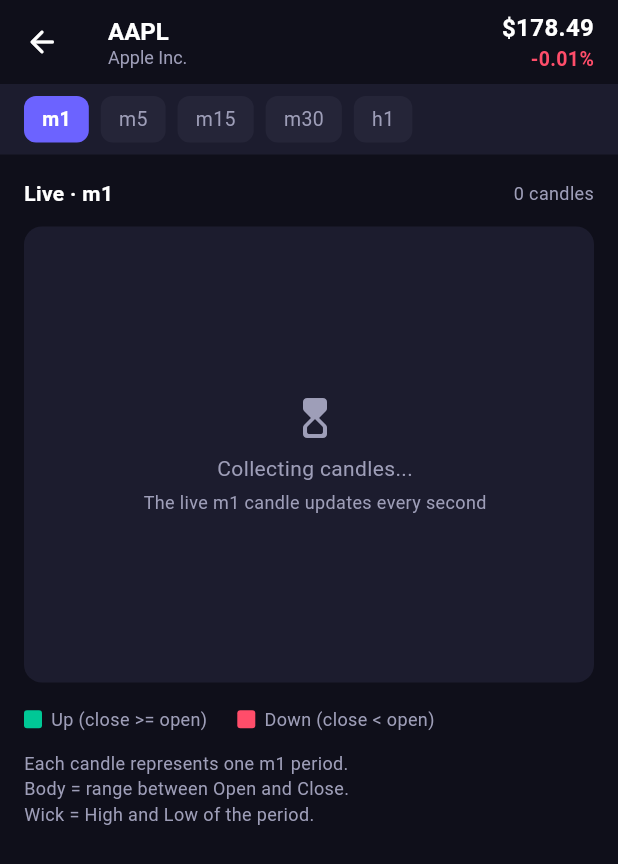
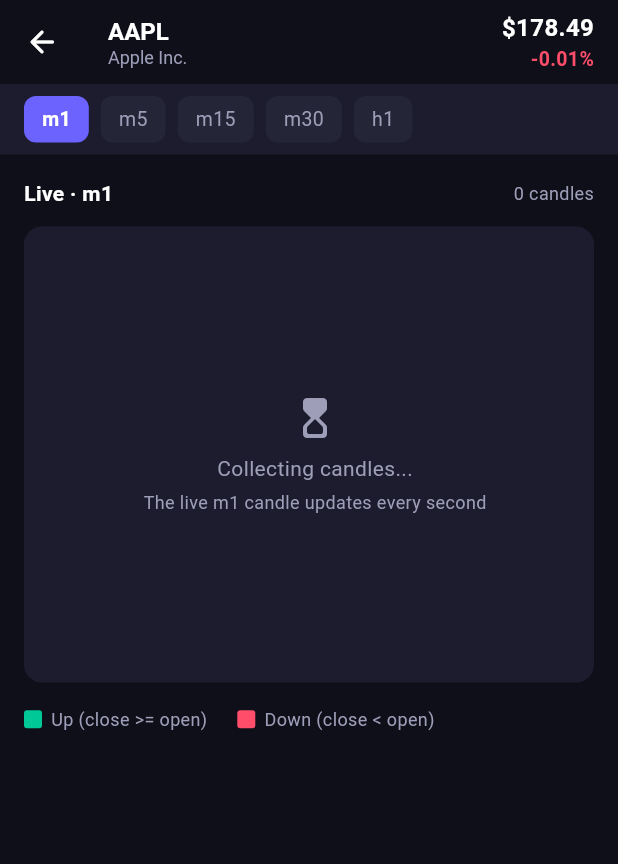
Before and after one commit to dalayhoailinh/portfolio_tracker, a Flutter app: the ChartPage screen opened directly with empty values, on a phone screen of 412 x 824 dp. Shown: the top 864 px of the screen. Run offline on Flutter 3.47's test engine with Material 3 defaults, Android fonts, the phone set to English and light mode, and no system bars; our stand-ins replace flutter_riverpod, freezed_annotation, go_router, shared_preferences; accounts and stored records are empty.

```diff
--- a/lib/features/market/presentation/pages/chart_page.dart
+++ b/lib/features/market/presentation/pages/chart_page.dart
@@ -33,7 +33,7 @@
       orElse: () => marketState.stocks.first,
     );
     final currentPrice = stock.price;
-    final isPositive = stock.changePercent >= 0;
+    final isPositive = stock.changePercent > 0;
 
     return Scaffold(
       backgroundColor: AppColors.background,
@@ -125,13 +125,6 @@
                         ),
                       ],
                     ),
-                    const SizedBox(height: 12),
-                    Text(
-                      'Each candle represents one ${_selected.label} period.\n'
-                      'Body = range between Open and Close.\n'
-                      'Wick = High and Low of the period.',
-                      style: AppTextStyles.bodySmall,
-                    ),
                   ],
                 ),
               ),
```
